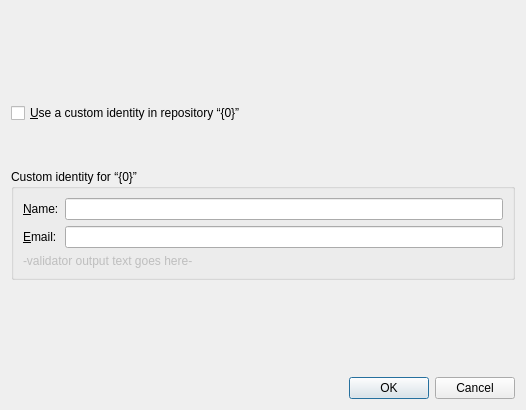
Old version of the form gitfourchette/widgets/identitydialog2.ui in the repository weblate/gitfourchette.
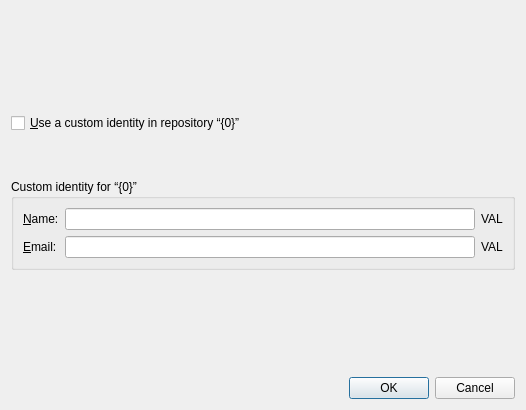
New version of the form.

Commit message: Less bulky input validator; validate remote branch names

What changed in the file:
```diff
--- a/gitfourchette/widgets/identitydialog2.ui
+++ b/gitfourchette/widgets/identitydialog2.ui
@@ -46,13 +46,17 @@
       <item row="1" column="1">
        <widget class="QLineEdit" name="emailEdit"/>
       </item>
-      <item row="2" column="0" colspan="2">
-       <widget class="QLabel" name="validatorLabel">
-        <property name="enabled">
-         <bool>false</bool>
+      <item row="1" column="2">
+       <widget class="QLabel" name="emailValidation">
+        <property name="text">
+         <string notr="true">VAL</string>
         </property>
+       </widget>
+      </item>
+      <item row="0" column="2">
+       <widget class="QLabel" name="nameValidation">
         <property name="text">
-         <string notr="true">-validator output text goes here-</string>
+         <string notr="true">VAL</string>
         </property>
        </widget>
       </item>
```
Left out of the diff: 6 changed lines with no effect on the pictures. The commit also changes 16 other files.
